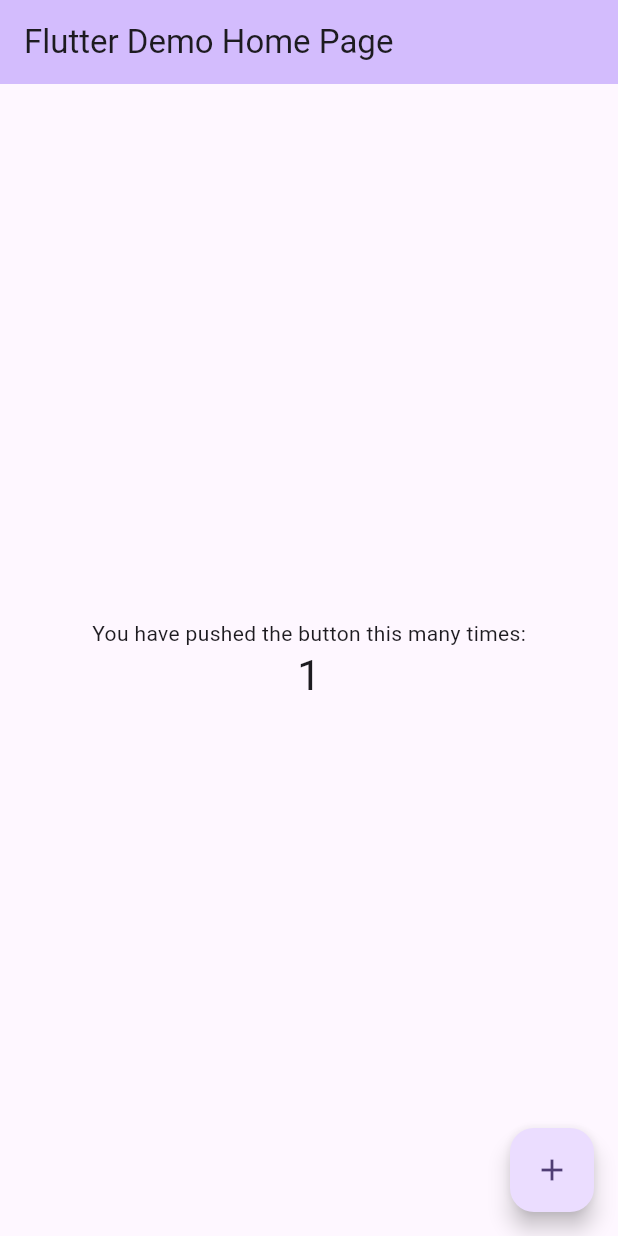
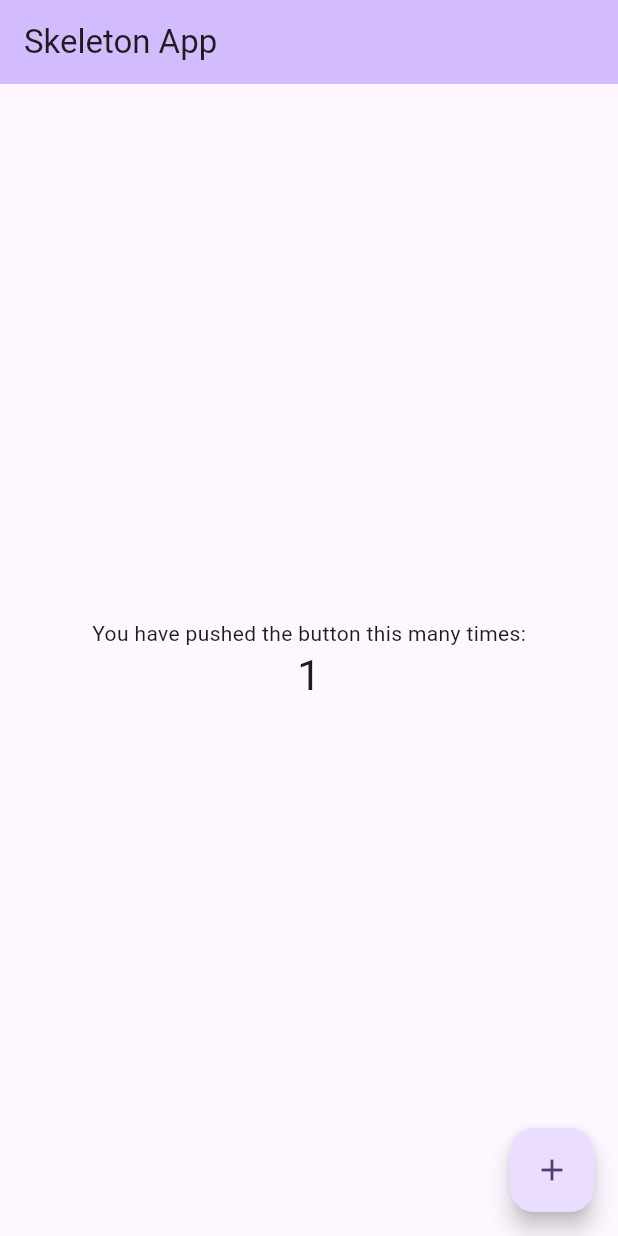
Before and after one commit to StanislawNagorski/skeleton, a Flutter app: the screen it shows after launch, after a tap on the "add" icon, on a phone screen of 412 x 824 dp. Run offline on Flutter 3.47's test engine with Material 3 defaults, Android fonts, the phone set to English and light mode, and no system bars; our stand-ins replace auto_route, firebase_core, firebase_crashlytics, get_it, injectable, logger; missing offline and left inert: firebase_app_check; accounts and stored records are empty.

```diff
--- /dev/null
+++ b/lib/app.dart
@@ -0,0 +1,42 @@
+import 'package:auto_route/auto_route.dart';
+import 'package:flutter/material.dart';
+
+import 'core/router/router.dart';
+import 'features/home_page/presentation/home_page.dart';
+
+class MyApp extends StatelessWidget {
+  const MyApp({super.key, required this.appRouter});
+
+  final AppRouter appRouter;
+
+
+  // This widget is the root of your application.
+  @override
+  Widget build(BuildContext context) {
+    return MaterialApp.router(
+      title: 'Flutter Demo',
+      routerConfig: appRouter.config(
+        navigatorObservers: () => [AppRouterObserver()],
+      ),
+      theme: ThemeData(
+        // This is the theme of your application.
+        //
+        // TRY THIS: Try running your application with "flutter run". You'll see
+        // the application has a purple toolbar. Then, without quitting the app,
+        // try changing the seedColor in the colorScheme below to Colors.green
+        // and then invoke "hot reload" (save your changes or press the "hot
+        // reload" button in a Flutter-supported IDE, or press "r" if you used
+        // the command line to start the app).
+        //
+        // Notice that the counter didn't reset back to zero; the application
+        // state is not lost during the reload. To reset the state, use hot
+        // restart instead.
+        //
+        // This works for code too, not just values: Most code changes can be
+        // tested with just a hot reload.
+        colorScheme: ColorScheme.fromSeed(seedColor: Colors.deepPurple),
+        useMaterial3: true,
+      ),
+    );
+  }
+}
--- /dev/null
+++ b/lib/core/router/router.dart
@@ -0,0 +1,39 @@
+import 'package:auto_route/auto_route.dart';
+import 'package:flutter/material.dart';
+import 'package:logger/logger.dart';
+
+import '../../features/home_page/presentation/home_page.dart';
+
+part 'router.gr.dart';
+
+@AutoRouterConfig()
+class AppRouter extends RootStackRouter {
+  @override
+  final List<AutoRoute> routes = [
+    AutoRoute(page:MyHomeRoute.page,  path: '/'),
+  ];
+}
+
+class AppRouterObserver extends AutoRouterObserver {
+  final logger = Logger(printer: PrettyPrinter(methodCount: 2));
+
+  void logRouteChange(classOfOrigin, {required Route route, Route? previousRoute}) {
+    final routeName = route.settings.name ?? 'unknown';
+    final previousRouteName = previousRoute?.settings.name ?? 'unknown';
+    final routeChangeMessage = 'previousRoute $previousRouteName and current: $routeName';
+    logger.t('${classOfOrigin.runtimeType}: $routeChangeMessage}');
+  }
+
+  @override
+  void didPush(Route route, Route? previousRoute) => logRouteChange(route: route, previousRoute: previousRoute, this);
+
+  @override
+  void didStartUserGesture(Route route, Route? previousRoute) =>
+      logRouteChange(route: route, previousRoute: previousRoute, this);
+
+  @override
+  void didRemove(Route route, Route? previousRoute) => logRouteChange(route: route, previousRoute: previousRoute, this);
+
+  @override
+  void didPop(Route route, Route? previousRoute) => logRouteChange(route: route, previousRoute: previousRoute, this);
+}
--- /dev/null
+++ b/lib/features/home_page/presentation/home_page.dart
@@ -0,0 +1,89 @@
+import 'package:auto_route/auto_route.dart';
+import 'package:flutter/material.dart';
+
+@RoutePage()
+class MyHomePage extends StatefulWidget {
+  const MyHomePage({super.key});
+
+  // This widget is the home page of your application. It is stateful, meaning
+  // that it has a State object (defined below) that contains fields that affect
+  // how it looks.
+
+  // This class is the configuration for the state. It holds the values (in this
+  // case the title) provided by the parent (in this case the App widget) and
+  // used by the build method of the State. Fields in a Widget subclass are
+  // always marked "final".
+
+  @override
+  State<MyHomePage> createState() => _MyHomePageState();
+}
+
+class _MyHomePageState extends State<MyHomePage> {
+  int _counter = 0;
+
+  void _incrementCounter() {
+    setState(() {
+      // This call to setState tells the Flutter framework that something has
+      // changed in this State, which causes it to rerun the build method below
+      // so that the display can reflect the updated values. If we changed
+      // _counter without calling setState(), then the build method would not be
+      // called again, and so nothing would appear to happen.
+      _counter++;
+    });
+  }
+
+  @override
+  Widget build(BuildContext context) {
+    // This method is rerun every time setState is called, for instance as done
+    // by the _incrementCounter method above.
+    //
+    // The Flutter framework has been optimized to make rerunning build methods
+    // fast, so that you can just rebuild anything that needs updating rather
+    // than having to individually change instances of widgets.
+    return Scaffold(
+      appBar: AppBar(
+        // TRY THIS: Try changing the color here to a specific color (to
+        // Colors.amber, perhaps?) and trigger a hot reload to see the AppBar
+        // change color while the other colors stay the same.
+        backgroundColor: Theme.of(context).colorScheme.inversePrimary,
+        // Here we take the value from the MyHomePage object that was created by
+        // the App.build method, and use it to set our appbar title.
+        title: Text('Skeleton App'),
+      ),
+      body: Center(
+        // Center is a layout widget. It takes a single child and positions it
+        // in the middle of the parent.
+        child: Column(
+          // Column is also a layout widget. It takes a list of children and
+          // arranges them vertically. By default, it sizes itself to fit its
+          // children horizontally, and tries to be as tall as its parent.
+          //
+          // Column has various properties to control how it sizes itself and
+          // how it positions its children. Here we use mainAxisAlignment to
+          // center the children vertically; the main axis here is the vertical
+          // axis because Columns are vertical (the cross axis would be
+          // horizontal).
+          //
+          // TRY THIS: Invoke "debug painting" (choose the "Toggle Debug Paint"
+          // action in the IDE, or press "p" in the console), to see the
+          // wireframe for each widget.
+          mainAxisAlignment: MainAxisAlignment.center,
+          children: <Widget>[
+            const Text(
+              'You have pushed the button this many times:',
+            ),
+            Text(
+              '$_counter',
+              style: Theme.of(context).textTheme.headlineMedium,
+            ),
+          ],
+        ),
+      ),
+      floatingActionButton: FloatingActionButton(
+        onPressed: _incrementCounter,
+        tooltip: 'Increment',
+        child: const Icon(Icons.add),
+      ), // This trailing comma makes auto-formatting nicer for build methods.
+    );
+  }
+}
--- a/lib/main.dart
+++ b/lib/main.dart
@@ -1,125 +1,15 @@
 import 'package:flutter/material.dart';
+import 'package:skeleton/startup_service.dart';
 
-void main() {
-  runApp(const MyApp());
+import 'app.dart';
+import 'core/router/router.dart';
+
+Future<void> main() async {
+  WidgetsFlutterBinding.ensureInitialized();
+  await StartUpService.initServices();
+  final appRouter = AppRouter();
+
+  runApp(MyApp(
+    appRouter: appRouter,
+  ));
 }
-
-class MyApp extends StatelessWidget {
-  const MyApp({super.key});
-
-  // This widget is the root of your application.
-  @override
-  Widget build(BuildContext context) {
-    return MaterialApp(
-      title: 'Flutter Demo',
-      theme: ThemeData(
-        // This is the theme of your application.
-        //
-        // TRY THIS: Try running your application with "flutter run". You'll see
-        // the application has a purple toolbar. Then, without quitting the app,
-        // try changing the seedColor in the colorScheme below to Colors.green
-        // and then invoke "hot reload" (save your changes or press the "hot
-        // reload" button in a Flutter-supported IDE, or press "r" if you used
-        // the command line to start the app).
-        //
-        // Notice that the counter didn't reset back to zero; the application
-        // state is not lost during the reload. To reset the state, use hot
-        // restart instead.
-        //
-        // This works for code too, not just values: Most code changes can be
-        // tested with just a hot reload.
-        colorScheme: ColorScheme.fromSeed(seedColor: Colors.deepPurple),
-        useMaterial3: true,
-      ),
-      home: const MyHomePage(title: 'Flutter Demo Home Page'),
-    );
-  }
-}
-
-class MyHomePage extends StatefulWidget {
-  const MyHomePage({super.key, required this.title});
-
-  // This widget is the home page of your application. It is stateful, meaning
-  // that it has a State object (defined below) that contains fields that affect
-  // how it looks.
-
-  // This class is the configuration for the state. It holds the values (in this
-  // case the title) provided by the parent (in this case the App widget) and
-  // used by the build method of the State. Fields in a Widget subclass are
-  // always marked "final".
-
-  final String title;
-
-  @override
-  State<MyHomePage> createState() => _MyHomePageState();
-}
-
-class _MyHomePageState extends State<MyHomePage> {
-  int _counter = 0;
-
-  void _incrementCounter() {
-    setState(() {
-      // This call to setState tells the Flutter framework that something has
-      // changed in this State, which causes it to rerun the build method below
-      // so that the display can reflect the updated values. If we changed
-      // _counter without calling setState(), then the build method would not be
-      // called again, and so nothing would appear to happen.
-      _counter++;
-    });
-  }
-
-  @override
-  Widget build(BuildContext context) {
-    // This method is rerun every time setState is called, for instance as done
-    // by the _incrementCounter method above.
-    //
-    // The Flutter framework has been optimized to make rerunning build methods
-    // fast, so that you can just rebuild anything that needs updating rather
-    // than having to individually change instances of widgets.
-    return Scaffold(
-      appBar: AppBar(
-        // TRY THIS: Try changing the color here to a specific color (to
-        // Colors.amber, perhaps?) and trigger a hot reload to see the AppBar
-        // change color while the other colors stay the same.
-        backgroundColor: Theme.of(context).colorScheme.inversePrimary,
-        // Here we take the value from the MyHomePage object that was created by
-        // the App.build method, and use it to set our appbar title.
-        title: Text(widget.title),
-      ),
-      body: Center(
-        // Center is a layout widget. It takes a single child and positions it
-        // in the middle of the parent.
-        child: Column(
-          // Column is also a layout widget. It takes a list of children and
-          // arranges them vertically. By default, it sizes itself to fit its
-          // children horizontally, and tries to be as tall as its parent.
-          //
-          // Column has various properties to control how it sizes itself and
-          // how it positions its children. Here we use mainAxisAlignment to
-          // center the children vertically; the main axis here is the vertical
-          // axis because Columns are vertical (the cross axis would be
-          // horizontal).
-          //
-          // TRY THIS: Invoke "debug painting" (choose the "Toggle Debug Paint"
-          // action in the IDE, or press "p" in the console), to see the
-          // wireframe for each widget.
-          mainAxisAlignment: MainAxisAlignment.center,
-          children: <Widget>[
-            const Text(
-              'You have pushed the button this many times:',
-            ),
-            Text(
-              '$_counter',
-              style: Theme.of(context).textTheme.headlineMedium,
-            ),
-          ],
-        ),
-      ),
-      floatingActionButton: FloatingActionButton(
-        onPressed: _incrementCounter,
-        tooltip: 'Increment',
-        child: const Icon(Icons.add),
-      ), // This trailing comma makes auto-formatting nicer for build methods.
-    );
-  }
-}
```
Also changed, not shown: lib/startup_service.dart (+4 -3 lines), lib/core/router/router.gr.dart (added), 1 other file.
